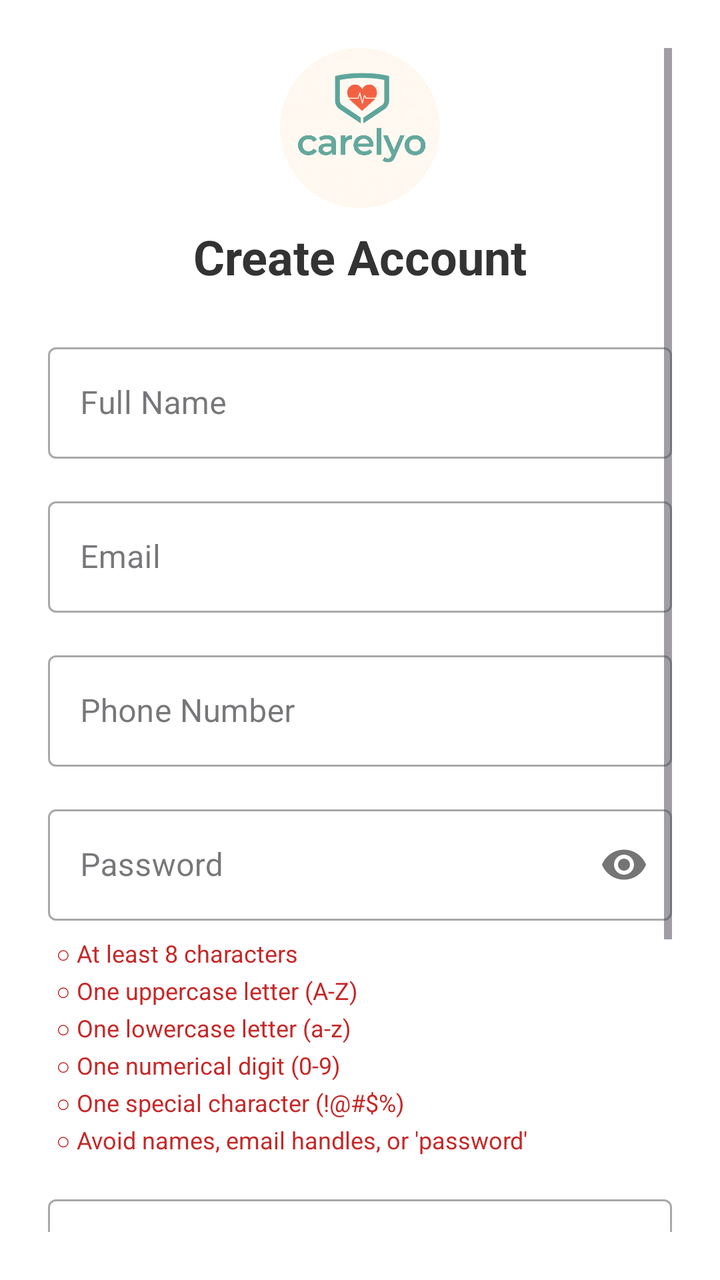
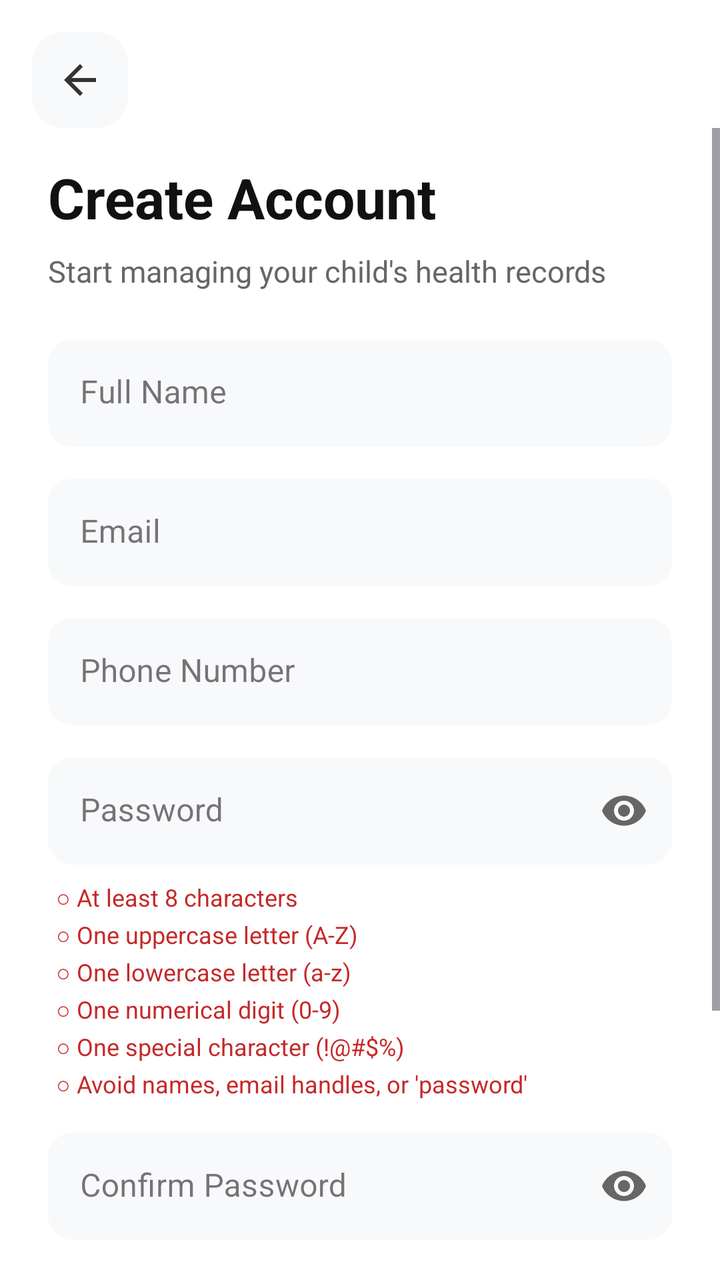

The first picture is an Android layout as it rendered before a commit; the second is the same layout after the commit. The layout source and the unified diff follow.
<!-- AndroidManifest.xml: application theme Theme.Carelyo -->
<!-- res/layout/activity_register.xml -->
<?xml version="1.0" encoding="utf-8"?>
<androidx.constraintlayout.widget.ConstraintLayout
    xmlns:android="http://schemas.android.com/apk/res/android"
    xmlns:app="http://schemas.android.com/apk/res-auto"
    xmlns:tools="http://schemas.android.com/tools"
    android:id="@+id/main"
    android:layout_width="match_parent"
    android:layout_height="match_parent"
    android:padding="24dp"
    android:background="#FFFFFF"
    tools:context=".ui.auth.RegisterActivity">

    <ScrollView
        android:layout_width="match_parent"
        android:layout_height="0dp"
        app:layout_constraintBottom_toBottomOf="parent"
        app:layout_constraintEnd_toEndOf="parent"
        app:layout_constraintStart_toStartOf="parent"
        app:layout_constraintTop_toTopOf="parent">

        <androidx.constraintlayout.widget.ConstraintLayout
            android:layout_width="match_parent"
            android:layout_height="wrap_content"
            android:paddingBottom="24dp">

            <ImageView
                android:id="@+id/ivLogo"
                android:layout_width="80dp"
                android:layout_height="80dp"
                android:src="@drawable/ic_app_carelyo"
                app:layout_constraintEnd_toEndOf="parent"
                app:layout_constraintStart_toStartOf="parent"
                app:layout_constraintTop_toTopOf="parent" />

            <TextView
                android:id="@+id/tvTitle"
                android:layout_width="wrap_content"
                android:layout_height="wrap_content"
                android:layout_marginTop="8dp"
                android:text="Create Account"
                android:textSize="24sp"
                android:textStyle="bold"
                android:textColor="#333333"
                app:layout_constraintEnd_toEndOf="parent"
                app:layout_constraintStart_toStartOf="parent"
                app:layout_constraintTop_toBottomOf="@+id/ivLogo" />

            <com.google.android.material.textfield.TextInputLayout
                android:id="@+id/tilFullName"
                android:layout_width="match_parent"
                android:layout_height="wrap_content"
                android:layout_marginTop="24dp"
                style="@style/Widget.MaterialComponents.TextInputLayout.OutlinedBox"
                app:layout_constraintEnd_toEndOf="parent"
                app:layout_constraintStart_toStartOf="parent"
                app:layout_constraintTop_toBottomOf="@+id/tvTitle">

                <com.google.android.material.textfield.TextInputEditText
                    android:id="@+id/etFullName"
                    android:layout_width="match_parent"
                    android:layout_height="wrap_content"
                    android:hint="Full Name"
                    android:inputType="textPersonName" />
            </com.google.android.material.textfield.TextInputLayout>

            <com.google.android.material.textfield.TextInputLayout
                android:id="@+id/tilEmail"
                android:layout_width="match_parent"
                android:layout_height="wrap_content"
                android:layout_marginTop="16dp"
                style="@style/Widget.MaterialComponents.TextInputLayout.OutlinedBox"
                app:layout_constraintEnd_toEndOf="parent"
                app:layout_constraintStart_toStartOf="parent"
                app:layout_constraintTop_toBottomOf="@+id/tilFullName">

                <com.google.android.material.textfield.TextInputEditText
                    android:id="@+id/etEmail"
                    android:layout_width="match_parent"
                    android:layout_height="wrap_content"
                    android:hint="Email"
                    android:inputType="textEmailAddress" />
            </com.google.android.material.textfield.TextInputLayout>

            <com.google.android.material.textfield.TextInputLayout
                android:id="@+id/tilPhoneNumber"
                android:layout_width="match_parent"
                android:layout_height="wrap_content"
                android:layout_marginTop="16dp"
                style="@style/Widget.MaterialComponents.TextInputLayout.OutlinedBox"
                app:layout_constraintEnd_toEndOf="parent"
                app:layout_constraintStart_toStartOf="parent"
                app:layout_constraintTop_toBottomOf="@+id/tilEmail">

                <com.google.android.material.textfield.TextInputEditText
                    android:id="@+id/etPhoneNumber"
                    android:layout_width="match_parent"
                    android:layout_height="wrap_content"
                    android:hint="Phone Number"
                    android:inputType="phone" />
            </com.google.android.material.textfield.TextInputLayout>

            <com.google.android.material.textfield.TextInputLayout
                android:id="@+id/tilPassword"
                android:layout_width="match_parent"
                android:layout_height="wrap_content"
                android:layout_marginTop="16dp"
                app:passwordToggleEnabled="true"
                style="@style/Widget.MaterialComponents.TextInputLayout.OutlinedBox"
                app:layout_constraintEnd_toEndOf="parent"
                app:layout_constraintStart_toStartOf="parent"
                app:layout_constraintTop_toBottomOf="@+id/tilPhoneNumber">

                <com.google.android.material.textfield.TextInputEditText
                    android:id="@+id/etPassword"
                    android:layout_width="match_parent"
                    android:layout_height="wrap_content"
                    android:hint="Password"
                    android:inputType="textPassword" />
            </com.google.android.material.textfield.TextInputLayout>

            <LinearLayout
                android:id="@+id/llPasswordChecklist"
                android:layout_width="match_parent"
                android:layout_height="wrap_content"
                android:layout_marginTop="8dp"
                android:layout_marginHorizontal="4dp"
                android:orientation="vertical"
                app:layout_constraintTop_toBottomOf="@id/tilPassword"
                app:layout_constraintStart_toStartOf="parent"
                app:layout_constraintEnd_toEndOf="parent">

                <TextView
                    android:id="@+id/tvRuleLength"
                    android:layout_width="wrap_content"
                    android:layout_height="wrap_content"
                    android:text="○ At least 8 characters"
                    android:textColor="#C62828"
                    android:textSize="12sp"
                    android:paddingBottom="2dp" />

                <TextView
                    android:id="@+id/tvRuleUppercase"
                    android:layout_width="wrap_content"
                    android:layout_height="wrap_content"
                    android:text="○ One uppercase letter (A-Z)"
                    android:textColor="#C62828"
                    android:textSize="12sp"
                    android:paddingBottom="2dp" />

                <TextView
                    android:id="@+id/tvRuleLowercase"
                    android:layout_width="wrap_content"
                    android:layout_height="wrap_content"
                    android:text="○ One lowercase letter (a-z)"
                    android:textColor="#C62828"
                    android:textSize="12sp"
                    android:paddingBottom="2dp" />

                <TextView
                    android:id="@+id/tvRuleDigit"
                    android:layout_width="wrap_content"
                    android:layout_height="wrap_content"
                    android:text="○ One numerical digit (0-9)"
                    android:textColor="#C62828"
                    android:textSize="12sp"
                    android:paddingBottom="2dp" />

                <TextView
                    android:id="@+id/tvRuleSpecial"
                    android:layout_width="wrap_content"
                    android:layout_height="wrap_content"
                    android:text="○ One special character (!@#$%)"
                    android:textColor="#C62828"
                    android:textSize="12sp"
                    android:paddingBottom="2dp" />

                <TextView
                    android:id="@+id/tvRuleObvious"
                    android:layout_width="wrap_content"
                    android:layout_height="wrap_content"
                    android:text="○ Avoid names, email handles, or 'password'"
                    android:textColor="#C62828"
                    android:textSize="12sp" />
            </LinearLayout>

            <com.google.android.material.textfield.TextInputLayout
                android:id="@+id/tilConfirmPassword"
                android:layout_width="match_parent"
                android:layout_height="wrap_content"
                android:layout_marginTop="16dp"
                app:passwordToggleEnabled="true"
                style="@style/Widget.MaterialComponents.TextInputLayout.OutlinedBox"
                app:layout_constraintEnd_toEndOf="parent"
                app:layout_constraintStart_toStartOf="parent"
                app:layout_constraintTop_toBottomOf="@+id/llPasswordChecklist">

                <com.google.android.material.textfield.TextInputEditText
                    android:id="@+id/etConfirmPassword"
                    android:layout_width="match_parent"
                    android:layout_height="wrap_content"
                    android:hint="Confirm Password"
                    android:inputType="textPassword" />
            </com.google.android.material.textfield.TextInputLayout>

            <Button
                android:id="@+id/btnRegister"
                android:layout_width="match_parent"
                android:layout_height="56dp"
                android:layout_marginTop="32dp"
                android:text="Register"
                android:textSize="16sp"
                android:backgroundTint="#2196F3"
                app:layout_constraintEnd_toEndOf="parent"
                app:layout_constraintStart_toStartOf="parent"
                app:layout_constraintTop_toBottomOf="@+id/tilConfirmPassword" />

            <ProgressBar
                android:id="@+id/progressBar"
                android:layout_width="wrap_content"
                android:layout_height="wrap_content"
                android:visibility="gone"
                app:layout_constraintBottom_toBottomOf="@+id/btnRegister"
                app:layout_constraintEnd_toEndOf="@+id/btnRegister"
                app:layout_constraintStart_toStartOf="@+id/btnRegister"
                app:layout_constraintTop_toTopOf="@+id/btnRegister" />

            <LinearLayout
                android:layout_width="wrap_content"
                android:layout_height="wrap_content"
                android:orientation="horizontal"
                android:layout_marginTop="24dp"
                app:layout_constraintBottom_toBottomOf="parent"
                app:layout_constraintEnd_toEndOf="parent"
                app:layout_constraintStart_toStartOf="parent"
                app:layout_constraintTop_toBottomOf="@+id/btnRegister">

                <TextView
                    android:id="@+id/tvAlreadyHaveAccount"
                    android:layout_width="wrap_content"
                    android:layout_height="wrap_content"
                    android:text="Already have an account? "
                    android:textColor="@android:color/black"
                    android:textSize="14sp" />

                <TextView
                    android:id="@+id/tvLogin"
                    android:layout_width="wrap_content"
                    android:layout_height="wrap_content"
                    android:text="Sign In"
                    android:textColor="#2196F3"
                    android:textSize="14sp"
                    android:textStyle="bold"
                    android:clickable="true"
                    android:focusable="true" />

            </LinearLayout>
        </androidx.constraintlayout.widget.ConstraintLayout>
    </ScrollView>

</androidx.constraintlayout.widget.ConstraintLayout>
<!-- resources referenced by this layout -->
<resources>
  <!-- drawable ic_app_carelyo: png bitmap (drawable, 475313 bytes) -->
  <style name="Theme.Carelyo" parent="Base.Theme.Carelyo" />
  <style name="Base.Theme.Carelyo" parent="Theme.Material3.DayNight.NoActionBar">
          
          
      </style>
</resources>

<!-- the commit's change to res/layout/activity_register.xml (unified diff, before → after) -->
@@ -6,69 +6,105 @@
     android:id="@+id/main"
     android:layout_width="match_parent"
     android:layout_height="match_parent"
-    android:padding="24dp"
     android:background="#FFFFFF"
     tools:context=".ui.auth.RegisterActivity">
+
+    <ImageButton
+        android:id="@+id/btnBack"
+        android:layout_width="48dp"
+        android:layout_height="48dp"
+        android:layout_marginStart="16dp"
+        android:layout_marginTop="16dp"
+        android:contentDescription="Back Button"
+        android:src="@drawable/ic_arrow_back"
+        android:background="@drawable/bg_rounded_square_button"
+        app:layout_constraintStart_toStartOf="parent"
+        app:layout_constraintTop_toTopOf="parent"
+        app:tint="#333333" />
 
     <ScrollView
         android:layout_width="match_parent"
         android:layout_height="0dp"
+        android:fillViewport="true"
         app:layout_constraintBottom_toBottomOf="parent"
         app:layout_constraintEnd_toEndOf="parent"
         app:layout_constraintStart_toStartOf="parent"
-        app:layout_constraintTop_toTopOf="parent">
+        app:layout_constraintTop_toBottomOf="@id/btnBack">
 
         <androidx.constraintlayout.widget.ConstraintLayout
             android:layout_width="match_parent"
             android:layout_height="wrap_content"
+            android:paddingHorizontal="24dp"
             android:paddingBottom="24dp">
-
-            <ImageView
-                android:id="@+id/ivLogo"
-                android:layout_width="80dp"
-                android:layout_height="80dp"
-                android:src="@drawable/ic_app_carelyo"
-                app:layout_constraintEnd_toEndOf="parent"
-                app:layout_constraintStart_toStartOf="parent"
-                app:layout_constraintTop_toTopOf="parent" />
 
             <TextView
                 android:id="@+id/tvTitle"
-                android:layout_width="wrap_content"
+                android:layout_width="0dp"
+                android:layout_height="wrap_content"
+                android:layout_marginTop="16dp"
+                android:text="Create Account"
+                android:textColor="#111111"
+                android:textSize="28sp"
+                android:textStyle="bold"
+                app:layout_constraintEnd_toEndOf="parent"
+                app:layout_constraintStart_toStartOf="parent"
+                app:layout_constraintTop_toTopOf="parent" />
+
+            <TextView
+                android:id="@+id/tvSubtitle"
+                android:layout_width="0dp"
                 android:layout_height="wrap_content"
                 android:layout_marginTop="8dp"
-                android:text="Create Account"
-                android:textSize="24sp"
-                android:textStyle="bold"
-                android:textColor="#333333"
-                app:layout_constraintEnd_toEndOf="parent"
-                app:layout_constraintStart_toStartOf="parent"
-                app:layout_constraintTop_toBottomOf="@+id/ivLogo" />
+                android:text="Start managing your child's health records"
+                android:textColor="#666666"
+                android:textSize="15sp"
+                app:layout_constraintEnd_toEndOf="parent"
+                app:layout_constraintStart_toStartOf="parent"
+                app:layout_constraintTop_toBottomOf="@+id/tvTitle" />
 
             <com.google.android.material.textfield.TextInputLayout
                 android:id="@+id/tilFullName"
+                style="@style/Widget.MaterialComponents.TextInputLayout.FilledBox"
                 android:layout_width="match_parent"
                 android:layout_height="wrap_content"
                 android:layout_marginTop="24dp"
-                style="@style/Widget.MaterialComponents.TextInputLayout.OutlinedBox"
-                app:layout_constraintEnd_toEndOf="parent"
-                app:layout_constraintStart_toStartOf="parent"
-                app:layout_constraintTop_toBottomOf="@+id/tvTitle">
+                android:hint="Full Name"
+                app:boxBackgroundColor="#F8F9FA"
+                app:boxCornerRadiusBottomEnd="12dp"
+                app:boxCornerRadiusBottomStart="12dp"
+                app:boxCornerRadiusTopEnd="12dp"
+                app:boxCornerRadiusTopStart="12dp"
+                app:boxStrokeWidth="0dp"
+                app:boxStrokeWidthFocused="1dp"
+                app:hintTextColor="#666666"
+                app:layout_constraintEnd_toEndOf="parent"
+                app:layout_constraintStart_toStartOf="parent"
+                app:layout_constraintTop_toBottomOf="@+id/tvSubtitle">
 
                 <com.google.android.material.textfield.TextInputEditText
                     android:id="@+id/etFullName"
                     android:layout_width="match_parent"
                     android:layout_height="wrap_content"
-                    android:hint="Full Name"
-                    android:inputType="textPersonName" />
+                    android:inputType="textPersonName"
+                    android:paddingVertical="16dp"
+                    android:textColor="#222222" />
             </com.google.android.material.textfield.TextInputLayout>
 
             <com.google.android.material.textfield.TextInputLayout
                 android:id="@+id/tilEmail"
-                android:layout_width="match_parent"
-                android:layout_height="wrap_content"
-                android:layout_marginTop="16dp"
-                style="@style/Widget.MaterialComponents.TextInputLayout.OutlinedBox"
+                style="@style/Widget.MaterialComponents.TextInputLayout.FilledBox"
+                android:layout_width="match_parent"
+                android:layout_height="wrap_content"
+                android:layout_marginTop="16dp"
+                android:hint="Email"
+                app:boxBackgroundColor="#F8F9FA"
+                app:boxCornerRadiusBottomEnd="12dp"
+                app:boxCornerRadiusBottomStart="12dp"
+                app:boxCornerRadiusTopEnd="12dp"
+                app:boxCornerRadiusTopStart="12dp"
+                app:boxStrokeWidth="0dp"
+                app:boxStrokeWidthFocused="1dp"
+                app:hintTextColor="#666666"
                 app:layout_constraintEnd_toEndOf="parent"
                 app:layout_constraintStart_toStartOf="parent"
                 app:layout_constraintTop_toBottomOf="@+id/tilFullName">
@@ -77,16 +113,26 @@
                     android:id="@+id/etEmail"
                     android:layout_width="match_parent"
                     android:layout_height="wrap_content"
-                    android:hint="Email"
-                    android:inputType="textEmailAddress" />
+                    android:inputType="textEmailAddress"
+                    android:paddingVertical="16dp"
+                    android:textColor="#222222" />
             </com.google.android.material.textfield.TextInputLayout>
 
             <com.google.android.material.textfield.TextInputLayout
                 android:id="@+id/tilPhoneNumber"
-                android:layout_width="match_parent"
-                android:layout_height="wrap_content"
-                android:layout_marginTop="16dp"
-                style="@style/Widget.MaterialComponents.TextInputLayout.OutlinedBox"
+                style="@style/Widget.MaterialComponents.TextInputLayout.FilledBox"
+                android:layout_width="match_parent"
+                android:layout_height="wrap_content"
+                android:layout_marginTop="16dp"
+                android:hint="Phone Number"
+                app:boxBackgroundColor="#F8F9FA"
+                app:boxCornerRadiusBottomEnd="12dp"
+                app:boxCornerRadiusBottomStart="12dp"
+                app:boxCornerRadiusTopEnd="12dp"
+                app:boxCornerRadiusTopStart="12dp"
+                app:boxStrokeWidth="0dp"
+                app:boxStrokeWidthFocused="1dp"
+                app:hintTextColor="#666666"
                 app:layout_constraintEnd_toEndOf="parent"
                 app:layout_constraintStart_toStartOf="parent"
                 app:layout_constraintTop_toBottomOf="@+id/tilEmail">
@@ -95,17 +141,28 @@
                     android:id="@+id/etPhoneNumber"
                     android:layout_width="match_parent"
                     android:layout_height="wrap_content"
-                    android:hint="Phone Number"
-                    android:inputType="phone" />
+                    android:inputType="phone"
+                    android:paddingVertical="16dp"
+                    android:textColor="#222222" />
             </com.google.android.material.textfield.TextInputLayout>
 
             <com.google.android.material.textfield.TextInputLayout
                 android:id="@+id/tilPassword"
-                android:layout_width="match_parent"
-                android:layout_height="wrap_content"
-                android:layout_marginTop="16dp"
+                style="@style/Widget.MaterialComponents.TextInputLayout.FilledBox"
+                android:layout_width="match_parent"
+                android:layout_height="wrap_content"
+                android:layout_marginTop="16dp"
+                android:hint="Password"
+                app:boxBackgroundColor="#F8F9FA"
+                app:boxCornerRadiusBottomEnd="12dp"
+                app:boxCornerRadiusBottomStart="12dp"
+                app:boxCornerRadiusTopEnd="12dp"
+                app:boxCornerRadiusTopStart="12dp"
+                app:boxStrokeWidth="0dp"
+                app:boxStrokeWidthFocused="1dp"
+                app:hintTextColor="#666666"
                 app:passwordToggleEnabled="true"
-                style="@style/Widget.MaterialComponents.TextInputLayout.OutlinedBox"
+                app:passwordToggleTint="#666666"
                 app:layout_constraintEnd_toEndOf="parent"
                 app:layout_constraintStart_toStartOf="parent"
                 app:layout_constraintTop_toBottomOf="@+id/tilPhoneNumber">
@@ -114,8 +171,9 @@
                     android:id="@+id/etPassword"
                     android:layout_width="match_parent"
                     android:layout_height="wrap_content"
-                    android:hint="Password"
-                    android:inputType="textPassword" />
+                    android:inputType="textPassword"
+                    android:paddingVertical="16dp"
+                    android:textColor="#222222" />
             </com.google.android.material.textfield.TextInputLayout>
 
             <LinearLayout
@@ -185,11 +243,21 @@
 
             <com.google.android.material.textfield.TextInputLayout
                 android:id="@+id/tilConfirmPassword"
-                android:layout_width="match_parent"
-                android:layout_height="wrap_content"
-                android:layout_marginTop="16dp"
+                style="@style/Widget.MaterialComponents.TextInputLayout.FilledBox"
+                android:layout_width="match_parent"
+                android:layout_height="wrap_content"
+                android:layout_marginTop="16dp"
+                android:hint="Confirm Password"
+                app:boxBackgroundColor="#F8F9FA"
+                app:boxCornerRadiusBottomEnd="12dp"
+                app:boxCornerRadiusBottomStart="12dp"
+                app:boxCornerRadiusTopEnd="12dp"
+                app:boxCornerRadiusTopStart="12dp"
+                app:boxStrokeWidth="0dp"
+                app:boxStrokeWidthFocused="1dp"
+                app:hintTextColor="#666666"
                 app:passwordToggleEnabled="true"
-                style="@style/Widget.MaterialComponents.TextInputLayout.OutlinedBox"
+                app:passwordToggleTint="#666666"
                 app:layout_constraintEnd_toEndOf="parent"
                 app:layout_constraintStart_toStartOf="parent"
                 app:layout_constraintTop_toBottomOf="@+id/llPasswordChecklist">
@@ -198,21 +266,36 @@
                     android:id="@+id/etConfirmPassword"
                     android:layout_width="match_parent"
                     android:layout_height="wrap_content"
-                    android:hint="Confirm Password"
-                    android:inputType="textPassword" />
-            </com.google.android.material.textfield.TextInputLayout>
-
-            <Button
+                    android:inputType="textPassword"
+                    android:paddingVertical="16dp"
+                    android:textColor="#222222" />
+            </com.google.android.material.textfield.TextInputLayout>
+
+            <TextView
+                android:id="@+id/tvTermsNotice"
+                android:layout_width="match_parent"
+                android:layout_height="wrap_content"
+                android:layout_marginTop="20dp"
+                android:gravity="center"
+                android:text="By registering, you agree to our Terms of Service and Privacy Policy"
+                android:textColor="#666666"
+                android:textSize="13sp"
+                app:layout_constraintTop_toBottomOf="@id/tilConfirmPassword" />
+
+            <com.google.android.material.button.MaterialButton
                 android:id="@+id/btnRegister"
                 android:layout_width="match_parent"
                 android:layout_height="56dp"
-                android:layout_marginTop="32dp"
-                android:text="Register"
+                android:layout_marginTop="20dp"
+                android:text="Create Account"
+                android:textAllCaps="false"
                 android:textSize="16sp"
-                android:backgroundTint="#2196F3"
-                app:layout_constraintEnd_toEndOf="parent"
-                app:layout_constraintStart_toStartOf="parent"
-                app:layout_constraintTop_toBottomOf="@+id/tilConfirmPassword" />
+                android:textStyle="bold"
+                app:backgroundTint="#009688"
+                app:cornerRadius="12dp"
+                app:layout_constraintEnd_toEndOf="parent"
+                app:layout_constraintStart_toStartOf="parent"
+                app:layout_constraintTop_toBottomOf="@+id/tvTermsNotice" />
 
             <ProgressBar
                 android:id="@+id/progressBar"
@@ -239,7 +322,7 @@
                     android:layout_width="wrap_content"
                     android:layout_height="wrap_content"
                     android:text="Already have an account? "
-                    android:textColor="@android:color/black"
+                    android:textColor="#666666"
                     android:textSize="14sp" />
 
                 <TextView
@@ -247,7 +330,7 @@
                     android:layout_width="wrap_content"
                     android:layout_height="wrap_content"
                     android:text="Sign In"
-                    android:textColor="#2196F3"
+                    android:textColor="#009688"
                     android:textSize="14sp"
                     android:textStyle="bold"
                     android:clickable="true"
<!-- resource entries referenced after the edit -->
@@ -1,6 +1,23 @@
 <!-- resources referenced by this layout -->
 <resources>
-  <!-- drawable ic_app_carelyo: png bitmap (drawable, 475313 bytes) -->
+  <!-- drawable bg_rounded_square_button (drawable) -->
+  <?xml version="1.0" encoding="utf-8"?>
+  <shape xmlns:android="http://schemas.android.com/apk/res/android"
+      android:shape="rectangle">
+      <solid android:color="#F8F9FA" />
+  
+      <corners android:radius="16dp" />
+  </shape>
+  <!-- drawable ic_arrow_back (drawable) -->
+  <vector xmlns:android="http://schemas.android.com/apk/res/android"
+      android:width="24dp"
+      android:height="24dp"
+      android:viewportWidth="960"
+      android:viewportHeight="960">
+    <path
+        android:pathData="m313,520 l224,224 -57,56 -320,-320 320,-320 57,56 -224,224h487v80L313,520Z"
+        android:fillColor="#e3e3e3"/>
+  </vector>
   <style name="Theme.Carelyo" parent="Base.Theme.Carelyo" />
   <style name="Base.Theme.Carelyo" parent="Theme.Material3.DayNight.NoActionBar">
           
